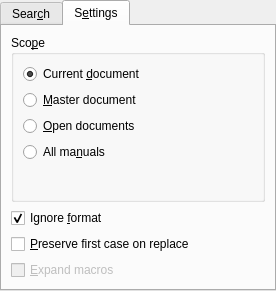
Before: the Qt Designer form src/frontends/qt4/ui/FindAndReplaceUi.ui in cburschka/lyx, drawn with Qt 5.
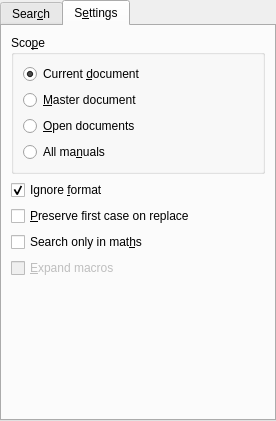
After: the same form once the commit is applied. The open tabs and pages were chosen to show the change. Custom widgets are drawn as their Qt base class.

Commit message: Added restrict-search-to-maths-only checkbox to advanced pane of Advanced F&R.

Patch:
```diff
--- a/src/frontends/qt4/ui/FindAndReplaceUi.ui
+++ b/src/frontends/qt4/ui/FindAndReplaceUi.ui
@@ -7,7 +7,7 @@
     <x>0</x>
     <y>0</y>
     <width>276</width>
-    <height>291</height>
+    <height>421</height>
    </rect>
   </property>
   <property name="sizePolicy">
@@ -264,19 +264,6 @@
          </property>
         </widget>
        </item>
-       <item>
-        <spacer name="verticalSpacer">
-         <property name="orientation">
-          <enum>Qt::Vertical</enum>
-         </property>
-         <property name="sizeHint" stdset="0">
-          <size>
-           <width>20</width>
-           <height>40</height>
-          </size>
-         </property>
-        </spacer>
-       </item>
       </layout>
      </widget>
     </item>
@@ -311,7 +298,7 @@
         </property>
        </widget>
       </item>
-      <item row="3" column="0">
+      <item row="4" column="0">
        <widget class="QCheckBox" name="expandMacrosCB">
         <property name="enabled">
          <bool>false</bool>
@@ -321,7 +308,16 @@
         </property>
        </widget>
       </item>
-      <item row="4" column="0">
+      <item row="3" column="0">
+       <widget class="QCheckBox" name="OnlyMaths">
+        <property name="text">
+         <string>Search only in mat&amp;hs</string>
+        </property>
+       </widget>
+      </item>
+     </layout>
+    </item>
+    <item>
        <spacer name="verticalSpacer_2">
         <property name="orientation">
          <enum>Qt::Vertical</enum>
@@ -333,8 +329,6 @@
          </size>
         </property>
        </spacer>
-      </item>
-     </layout>
     </item>
    </layout>
   </widget>
```
Lines whose indentation alone changed are shown as unchanged. The commit also changes 3 other files.
